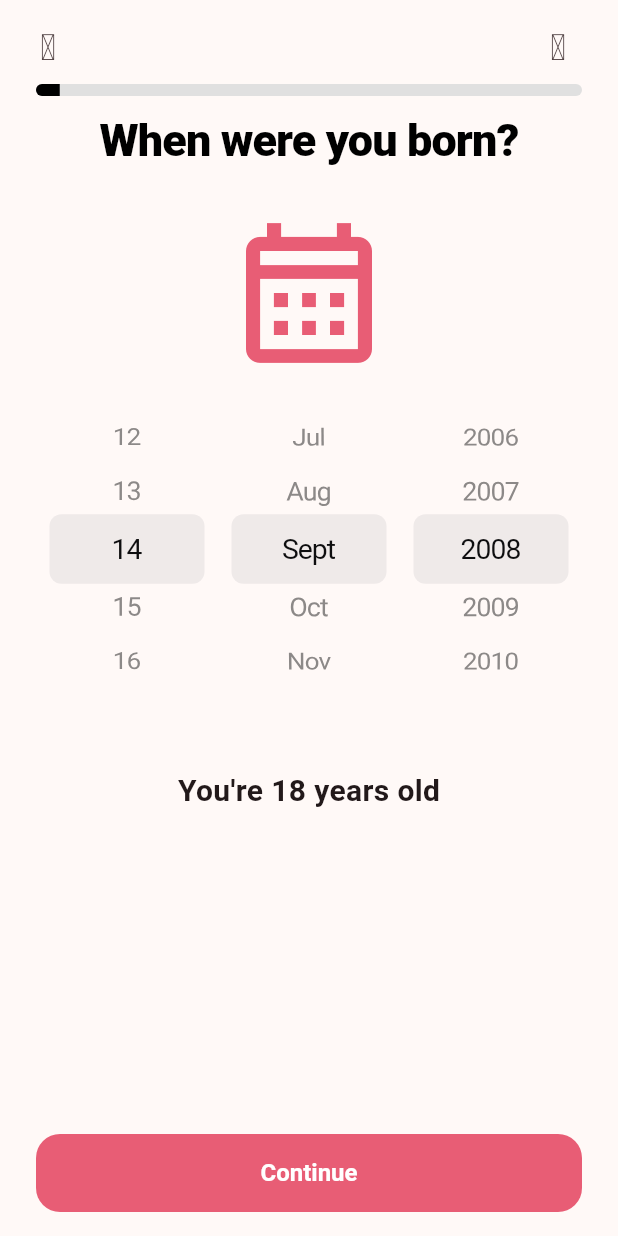
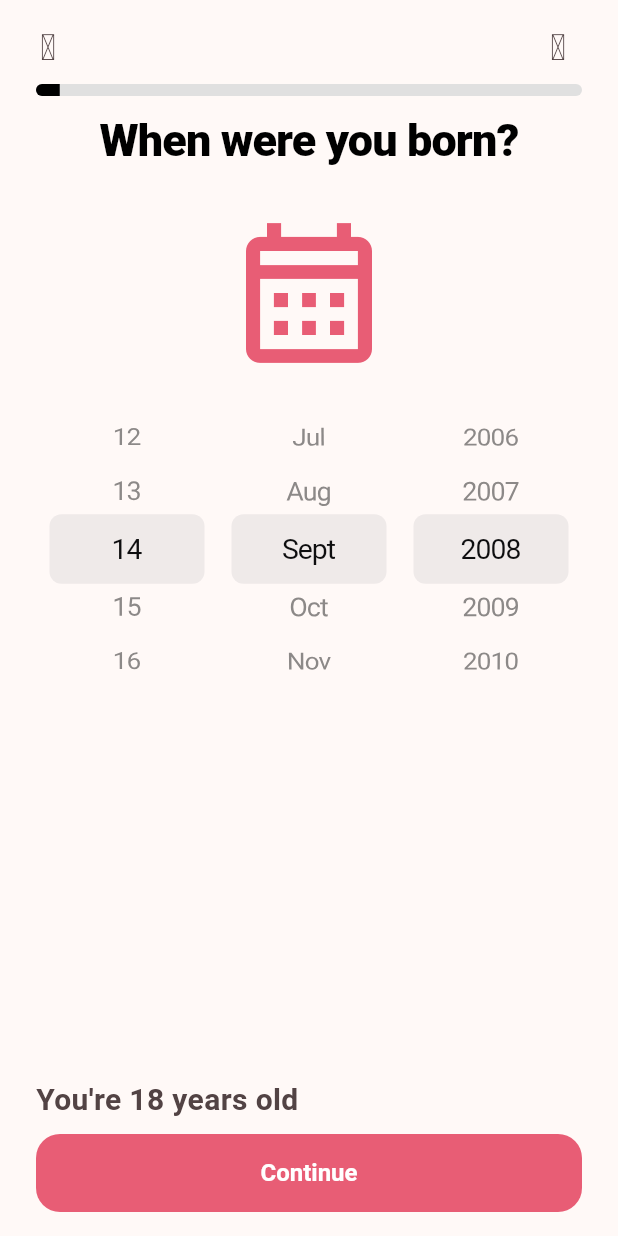
Before and after one commit to shauritanga/sanjari, a Flutter app: the DateOfBirthPage screen opened by its route, scrolled down 576 dp, on a phone screen of 412 x 824 dp. Run offline on Flutter 3.47's test engine with Material 3 defaults, Android fonts, the light colour scheme and no system bars; our stand-ins replace audioplayers, dio, firebase_core, firebase_messaging, flutter_contacts, flutter_riverpod and 9 more; missing offline and left inert: record; accounts and stored records are empty; network calls fail; Roboto replaces fonts that are missing (HgiStrokeRounded, NunitoSans).

Commit message:
Place age label above continue action

```diff
--- a/apps/flutter/lib/features/onboarding/date_of_birth_page.dart
+++ b/apps/flutter/lib/features/onboarding/date_of_birth_page.dart
@@ -63,6 +63,7 @@ class _DateOfBirthPageState extends ConsumerState<DateOfBirthPage> {
     return OnboardingScreen(
         step: stepNumber('age'),
         title: 'When were you born?',
+        footerNote: years != null ? "You're $years years old" : null,
         primaryLabel: 'Continue',
         primaryDisabled: !valid,
         onPrimary: () {
@@ -96,11 +97,6 @@ class _DateOfBirthPageState extends ConsumerState<DateOfBirthPage> {
                   changed();
                 })),
               ])),
-          const SizedBox(height: 52),
-          if (years != null)
-            Text("You're $years years old",
-                style:
-                    const TextStyle(fontSize: 20, fontWeight: FontWeight.w700)),
         ]));
   }
 
--- a/apps/flutter/lib/features/onboarding/onboarding_screen.dart
+++ b/apps/flutter/lib/features/onboarding/onboarding_screen.dart
@@ -125,7 +125,8 @@ class OnboardingScreen extends StatelessWidget {
                     Text(
                       footerNote!,
                       style: TextStyle(
-                        fontSize: 12,
+                        fontSize: 20,
+                        fontWeight: FontWeight.w700,
                         color: scheme.onSurfaceVariant,
                       ),
                     ),
```
